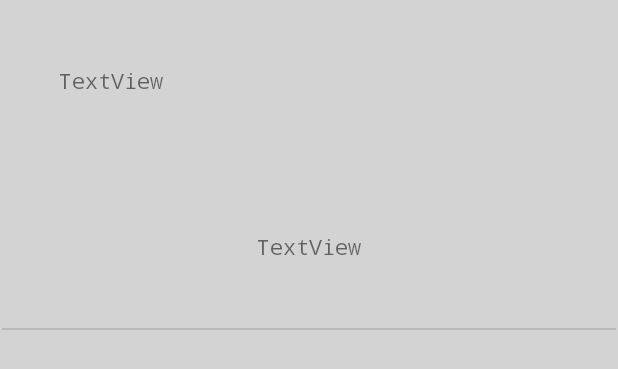
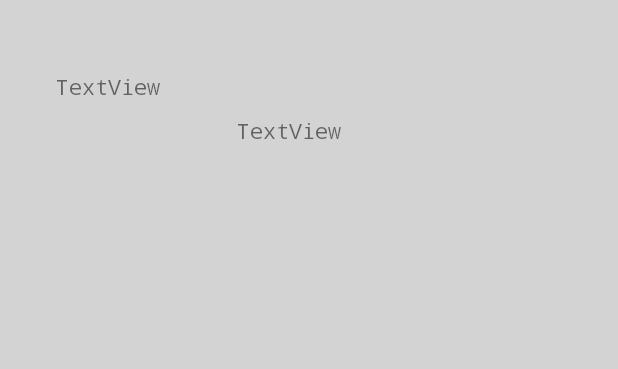
Before and after one commit to Thelangostudent/Game-Forum, an Android app: the layout one_comment.xml on its own in the app's theme, with its tools: preview values and no code run, on a phone screen of 412 x 824 dp. Shown: the top 369 px of the screen. Run offline under Robolectric (Android 15) with nearby library versions, the phone set to English and light mode, and no system bars.

Commit message:
Fixed comments, took WAAAAYYYY too long.

```diff
--- a/app/src/main/java/com/group/gameforumproject/CommentsAdapter.java
+++ b/app/src/main/java/com/group/gameforumproject/CommentsAdapter.java
@@ -46,6 +46,8 @@ public class CommentsAdapter  extends RecyclerView.Adapter<CommentsAdapter.Comme
     public void onBindViewHolder(@NonNull CommentsViewHolder holder, int position)
     {
         holder.txt_commentDescription.setText(commentsList.get(position).getDescription());
+        //to see if list has substance.
+        System.out.println(commentsList.get(position).getDescription());
        holder.txt_commentUserName.setText(commentsList.get(position).getCommentByUser().getUsername());
 
 
--- a/app/src/main/java/com/group/gameforumproject/DiscussionDetailPage.java
+++ b/app/src/main/java/com/group/gameforumproject/DiscussionDetailPage.java
@@ -133,8 +133,8 @@ public class DiscussionDetailPage extends AppCompatActivity {
                 for (DataSnapshot postsnap: dataSnapshot.getChildren()) {
 
                     Comments post = postsnap.getValue(Comments.class);
-                    COMMENTLIST.add(post);
-                    if (post.getCommentid() == id)
+                    //COMMENTLIST.add(post);
+                    if (post.getPostId() == id)
                     {
                         commentList.add(post);
                     }
--- a/app/src/main/res/layout/one_comment.xml
+++ b/app/src/main/res/layout/one_comment.xml
@@ -2,45 +2,35 @@
 <androidx.constraintlayout.widget.ConstraintLayout xmlns:android="http://schemas.android.com/apk/res/android"
     xmlns:app="http://schemas.android.com/apk/res-auto"
     xmlns:tools="http://schemas.android.com/tools"
-    android:layout_width="match_parent"
-    android:layout_height="match_parent">
+    android:layout_width="wrap_content"
+    android:layout_height="wrap_content">
 
     <TextView
         android:id="@+id/txt_commentUserName"
         android:layout_width="wrap_content"
         android:layout_height="wrap_content"
         android:layout_marginStart="39dp"
-        android:layout_marginTop="44dp"
+        android:layout_marginTop="48dp"
         android:layout_marginEnd="305dp"
         android:text="TextView"
-        app:layout_constraintBottom_toTopOf="@+id/divider"
         app:layout_constraintEnd_toEndOf="parent"
-        app:layout_constraintHorizontal_bias="0.0"
+        app:layout_constraintHorizontal_bias="1.0"
         app:layout_constraintStart_toStartOf="parent"
-        app:layout_constraintTop_toTopOf="parent"
-        app:layout_constraintVertical_bias="0.0" />
+        app:layout_constraintTop_toTopOf="parent" />
 
     <TextView
         android:id="@+id/txt_commentDescription"
         android:layout_width="wrap_content"
         android:layout_height="wrap_content"
+        android:layout_marginStart="50dp"
+        android:layout_marginTop="10dp"
+        android:layout_marginEnd="50dp"
         android:text="TextView"
-        app:layout_constraintBottom_toTopOf="@+id/divider"
-        app:layout_constraintEnd_toEndOf="parent"
-        app:layout_constraintStart_toStartOf="parent"
-        app:layout_constraintTop_toTopOf="parent"
-        app:layout_constraintVertical_bias="0.775" />
-
-    <View
-        android:id="@+id/divider"
-        android:layout_width="409dp"
-        android:layout_height="1dp"
-        android:layout_marginStart="1dp"
-        android:layout_marginEnd="1dp"
-        android:layout_marginBottom="604dp"
-        android:background="?android:attr/listDivider"
         app:layout_constraintBottom_toBottomOf="parent"
         app:layout_constraintEnd_toEndOf="parent"
-        app:layout_constraintHorizontal_bias="0.0"
-        app:layout_constraintStart_toStartOf="parent" />
+        app:layout_constraintHorizontal_bias="0.446"
+        app:layout_constraintStart_toStartOf="parent"
+        app:layout_constraintTop_toBottomOf="@+id/txt_commentUserName"
+        app:layout_constraintVertical_bias="0.0" />
+
 </androidx.constraintlayout.widget.ConstraintLayout>
```
